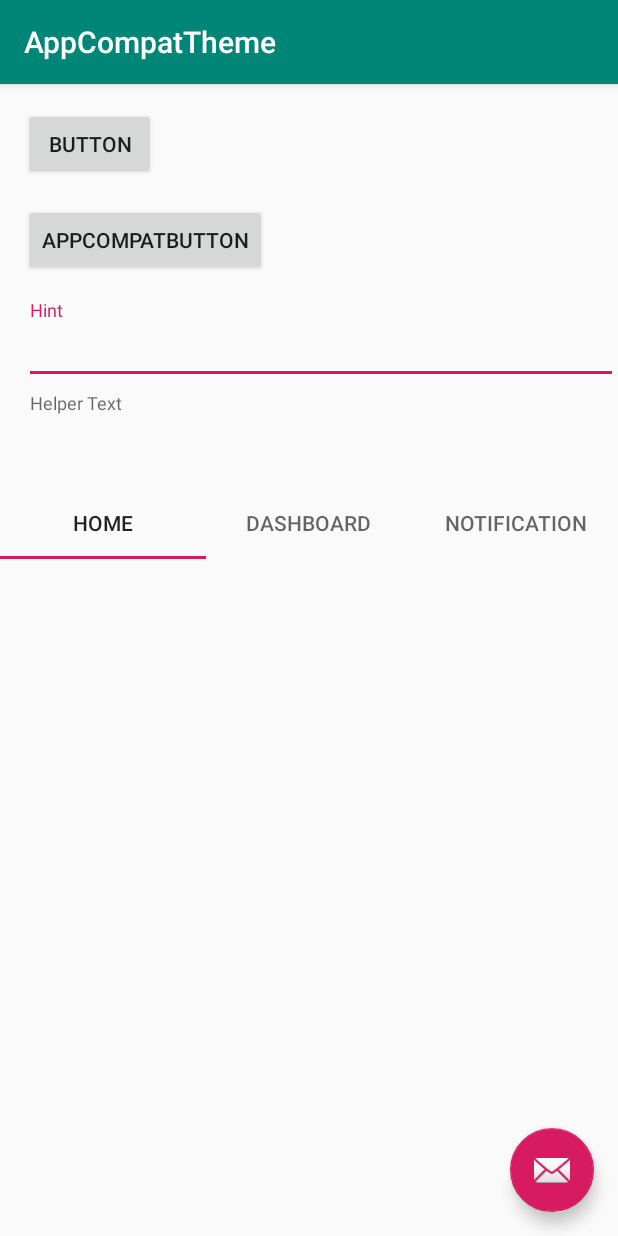
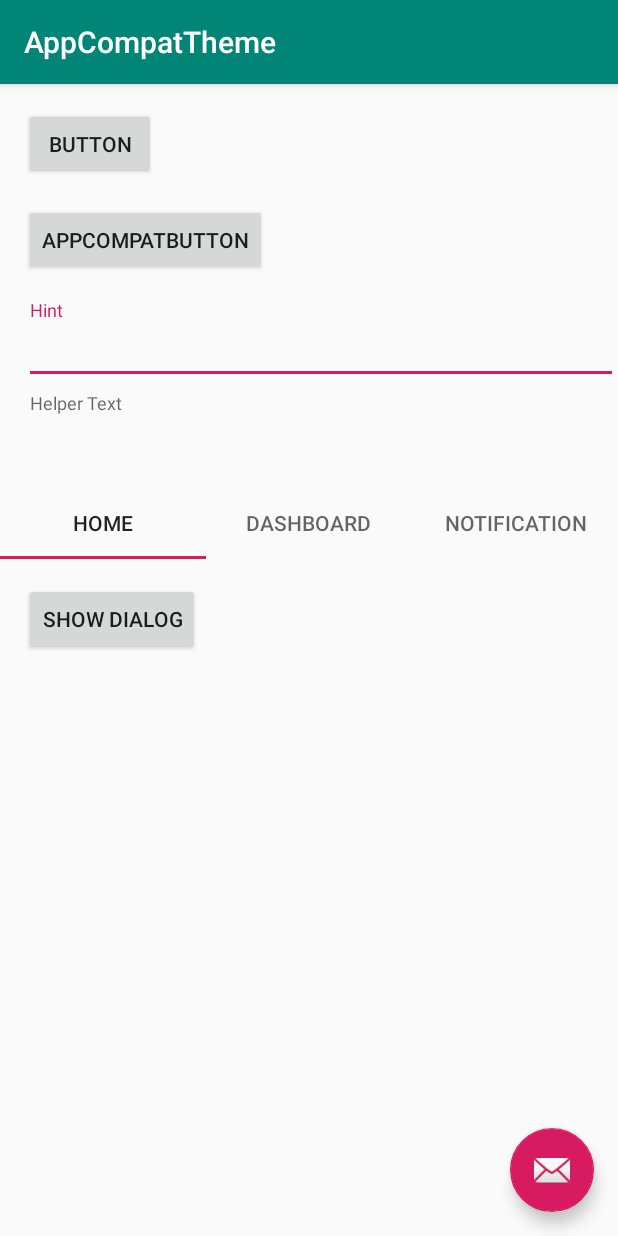
Before and after one commit to NUmeroAndDev/DiffMaterialTheme-android, an Android app: the screen it shows after launch (DesignActivity), after a tap on "APPCOMPAT", on a phone screen of 412 x 824 dp. Run offline under Robolectric (Android 15) with nearby library versions, the phone set to English and light mode, and no system bars.

Commit message:
ダイアログの追加

```diff
--- a/app/src/main/res/layout/activity_design.xml
+++ b/app/src/main/res/layout/activity_design.xml
@@ -101,6 +101,16 @@
 
             </com.google.android.material.tabs.TabLayout>
 
+            <Button
+                android:id="@+id/showDialogButton"
+                android:layout_width="wrap_content"
+                android:layout_height="wrap_content"
+                android:layout_marginStart="16dp"
+                android:layout_marginTop="16dp"
+                android:text="Show Dialog"
+                app:layout_constraintStart_toStartOf="parent"
+                app:layout_constraintTop_toBottomOf="@+id/tabLayout" />
+
         </androidx.constraintlayout.widget.ConstraintLayout>
 
     </androidx.core.widget.NestedScrollView>
```
Also changed, not shown: app/src/main/java/com/numero/diff_of_material_theme/DesignActivity.kt (+12 -0 lines).
